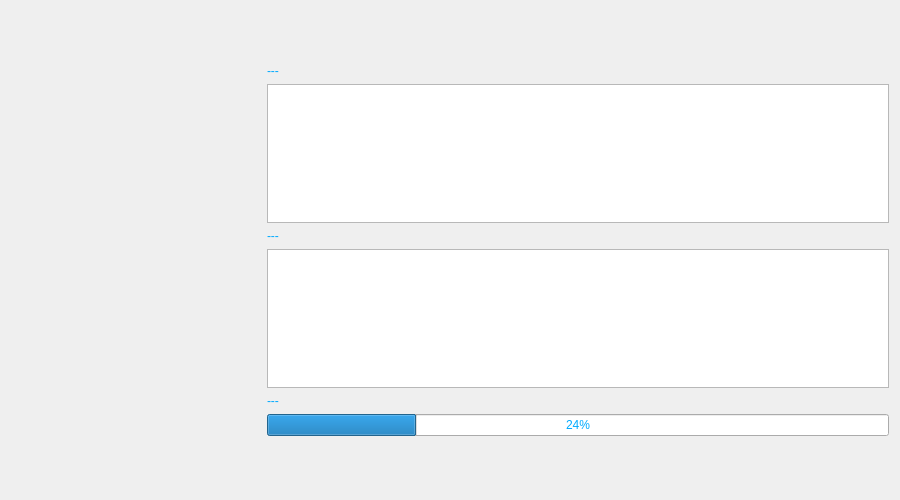
Above: src/qt/forms/autocheckpoints.ui from FromHDDtoSSD/SorachanCoin-qt before the change. Below: the same form after it.
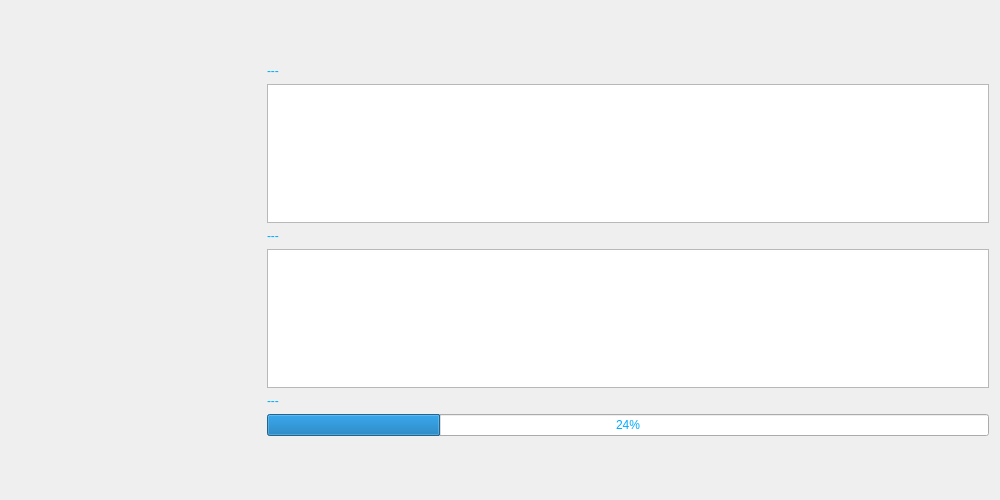
That is the form after the change.

Diff of the .ui file:
```diff
--- a/src/qt/forms/autocheckpoints.ui
+++ b/src/qt/forms/autocheckpoints.ui
@@ -6,13 +6,13 @@
    <rect>
     <x>0</x>
     <y>0</y>
-    <width>900</width>
+    <width>1000</width>
     <height>500</height>
    </rect>
   </property>
   <property name="maximumSize">
    <size>
-    <width>900</width>
+    <width>1000</width>
     <height>500</height>
    </size>
   </property>
```
